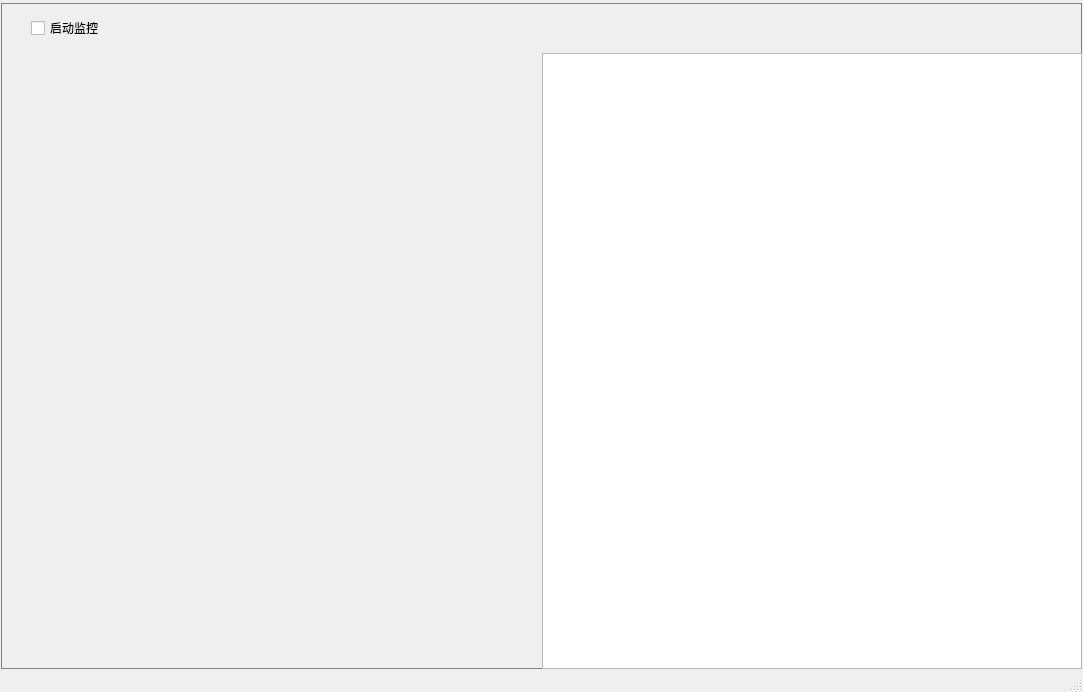
Old version of the form DiabloClicker/ui/main_window.ui in the repository super999/DiabloHelper.
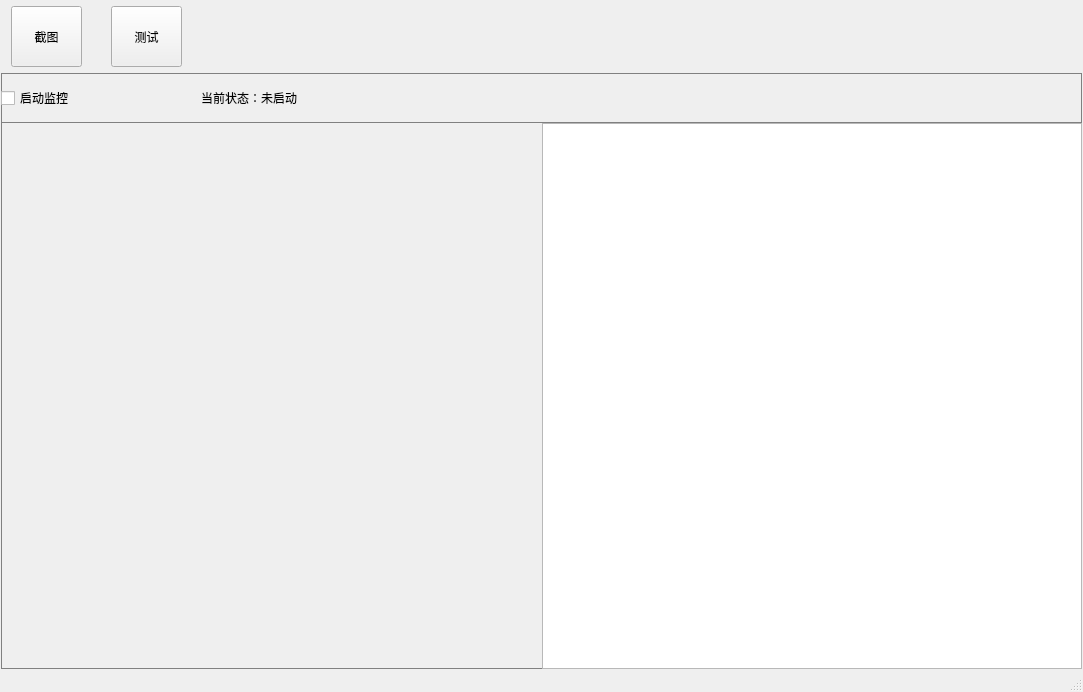
New version of the form.

Commit message: 更新主窗口和服务，添加监控和截图功能，重构日志记录

The edit to the form file:
```diff
--- a/DiabloClicker/ui/main_window.ui
+++ b/DiabloClicker/ui/main_window.ui
@@ -35,10 +35,16 @@
     </property>
     <item>
      <widget class="QWidget" name="widget_L01" native="true">
+      <property name="minimumSize">
+       <size>
+        <width>0</width>
+        <height>70</height>
+       </size>
+      </property>
       <property name="maximumSize">
        <size>
         <width>16777215</width>
-        <height>60</height>
+        <height>70</height>
        </size>
       </property>
       <property name="styleSheet">
@@ -47,8 +53,8 @@
       <widget class="QPushButton" name="pushButton_screenshot">
        <property name="geometry">
         <rect>
-         <x>20</x>
-         <y>0</y>
+         <x>10</x>
+         <y>5</y>
          <width>71</width>
          <height>61</height>
         </rect>
@@ -61,7 +67,7 @@
        <property name="geometry">
         <rect>
          <x>110</x>
-         <y>0</y>
+         <y>5</y>
          <width>71</width>
          <height>61</height>
         </rect>
@@ -111,19 +117,69 @@
            <height>50</height>
           </size>
          </property>
-         <widget class="QCheckBox" name="checkBoxStartMonitor">
-          <property name="geometry">
-           <rect>
-            <x>30</x>
-            <y>15</y>
-            <width>131</width>
-            <height>20</height>
-           </rect>
+         <property name="styleSheet">
+          <string notr="true">
+              QWidget#widget {
+                border: 1px solid gray;
+              }
+          </string>
+         </property>
+         <layout class="QHBoxLayout" name="horizontalLayout_3">
+          <property name="spacing">
+           <number>0</number>
           </property>
-          <property name="text">
-           <string>启动监控</string>
+          <property name="leftMargin">
+           <number>0</number>
           </property>
-         </widget>
+          <property name="topMargin">
+           <number>0</number>
+          </property>
+          <property name="rightMargin">
+           <number>0</number>
+          </property>
+          <property name="bottomMargin">
+           <number>0</number>
+          </property>
+          <item>
+           <widget class="QCheckBox" name="checkBoxStartMonitor">
+            <property name="minimumSize">
+             <size>
+              <width>200</width>
+              <height>0</height>
+             </size>
+            </property>
+            <property name="text">
+             <string>启动监控</string>
+            </property>
+           </widget>
+          </item>
+          <item>
+           <widget class="QLabel" name="statusLabel">
+            <property name="minimumSize">
+             <size>
+              <width>250</width>
+              <height>0</height>
+             </size>
+            </property>
+            <property name="text">
+             <string>当前状态：未启动</string>
+            </property>
+           </widget>
+          </item>
+          <item>
+           <spacer name="horizontalSpacer">
+            <property name="orientation">
+             <enum>Qt::Orientation::Horizontal</enum>
+            </property>
+            <property name="sizeHint" stdset="0">
+             <size>
+              <width>40</width>
+              <height>20</height>
+             </size>
+            </property>
+           </spacer>
+          </item>
+         </layout>
         </widget>
        </item>
        <item>
```
Left out of the diff: 2 changed lines with no effect on the pictures. The commit also changes 7 other files.
